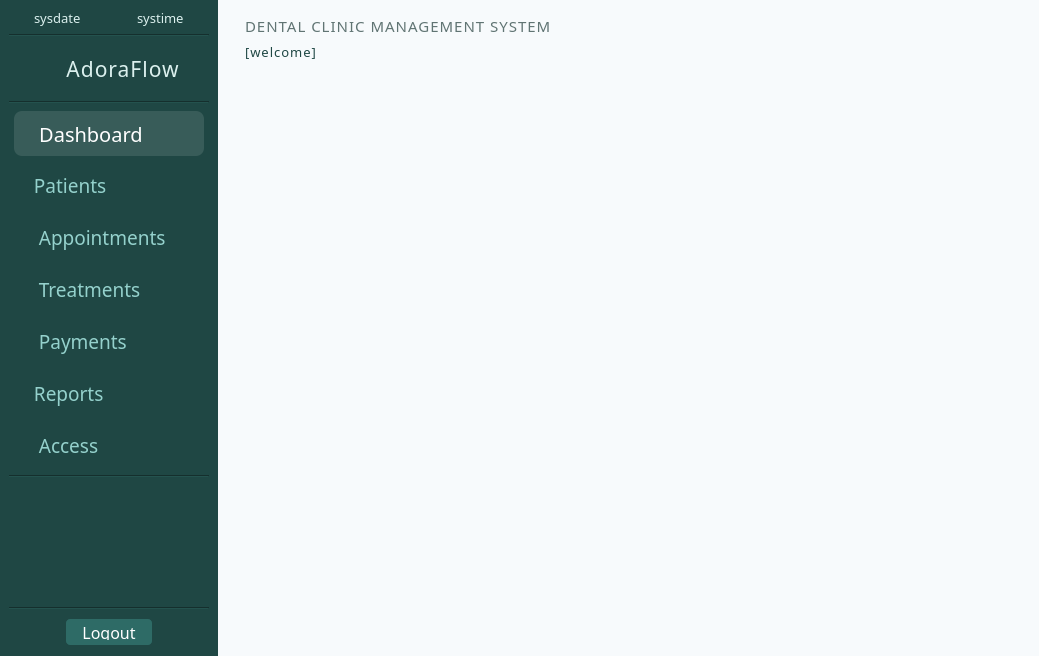
This is ui/MainWindow.ui in karlito20/AdoraFlowProject as Qt 5 draws it before an edit. The edited form follows.
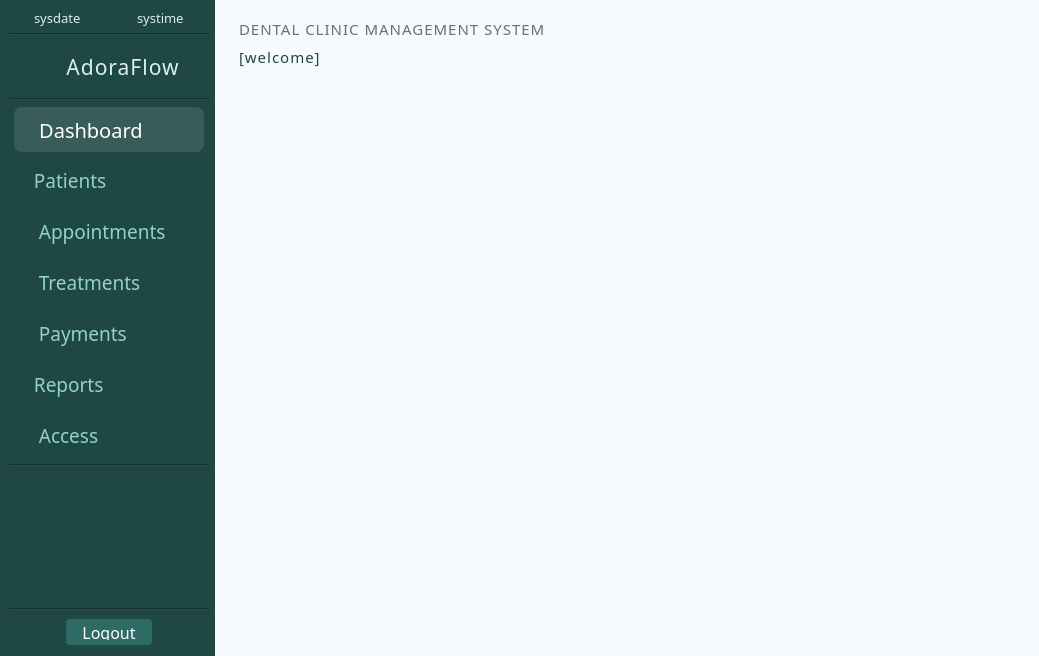
This is the edited form. Icons and pictures are not drawn.

Diff of the .ui file:
```diff
--- a/ui/MainWindow.ui
+++ b/ui/MainWindow.ui
@@ -504,7 +504,7 @@
   </property>
   <layout class="QHBoxLayout" name="horizontalLayout">
    <property name="spacing">
-    <number>0</number>
+    <number>12</number>
    </property>
    <property name="leftMargin">
     <number>0</number>
@@ -513,7 +513,7 @@
     <number>0</number>
    </property>
    <property name="rightMargin">
-    <number>0</number>
+    <number>12</number>
    </property>
    <property name="bottomMargin">
     <number>0</number>
@@ -531,7 +531,10 @@
      </property>
      <layout class="QVBoxLayout" name="nav_side_menu">
       <property name="spacing">
-       <number>7</number>
+       <number>6</number>
+      </property>
+      <property name="rightMargin">
+       <number>6</number>
       </property>
       <item>
        <layout class="QHBoxLayout" name="system_info_labels">
@@ -1239,45 +1242,13 @@
      </property>
      <layout class="QVBoxLayout" name="main_body">
       <property name="leftMargin">
-       <number>14</number>
+       <number>6</number>
       </property>
       <item>
        <widget class="QWidget" name="header" native="true">
-        <layout class="QHBoxLayout" name="horizontalLayout_4">
-         <property name="spacing">
-          <number>0</number>
-         </property>
-         <property name="topMargin">
-          <number>0</number>
-         </property>
-         <property name="rightMargin">
-          <number>0</number>
-         </property>
-         <property name="bottomMargin">
-          <number>0</number>
-         </property>
-         <item>
-          <layout class="QHBoxLayout" name="horizontalLayout_5">
-           <item>
-            <widget class="QWidget" name="header_left_2" native="true">
-             <property name="styleSheet">
-              <string notr="true"/>
-             </property>
-             <layout class="QVBoxLayout" name="header_left">
-              <property name="spacing">
-               <number>6</number>
-              </property>
+        <layout class="QVBoxLayout" name="verticalLayout">
               <property name="leftMargin">
-               <number>0</number>
-              </property>
-              <property name="topMargin">
-               <number>1</number>
-              </property>
-              <property name="rightMargin">
-               <number>0</number>
-              </property>
-              <property name="bottomMargin">
-               <number>0</number>
+          <number>6</number>
               </property>
               <item>
                <widget class="QLabel" name="system_title_label">
@@ -1291,7 +1262,7 @@
                 <property name="styleSheet">
                  <string notr="true">letter-spacing: 1px;
 color: #607473;
-padding-top: 5px;</string>
+</string>
                 </property>
                 <property name="text">
                  <string>DENTAL CLINIC MANAGEMENT SYSTEM</string>
@@ -1303,30 +1274,18 @@
                 <property name="font">
                  <font>
                   <family>Slate</family>
-                  <pointsize>10</pointsize>
+             <pointsize>11</pointsize>
                  </font>
                 </property>
                 <property name="styleSheet">
                  <string notr="true">letter-spacing: 1px;
 color: #1F4744;
-padding-left: 1px;</string>
+</string>
                 </property>
                 <property name="text">
                  <string>[welcome]</string>
                 </property>
                </widget>
-              </item>
-             </layout>
-            </widget>
-           </item>
-           <item>
-            <widget class="QLabel" name="connect_feedback">
-             <property name="text">
-              <string/>
-             </property>
-            </widget>
-           </item>
-          </layout>
          </item>
         </layout>
        </widget>
```
Lines whose indentation alone changed are shown as unchanged.
